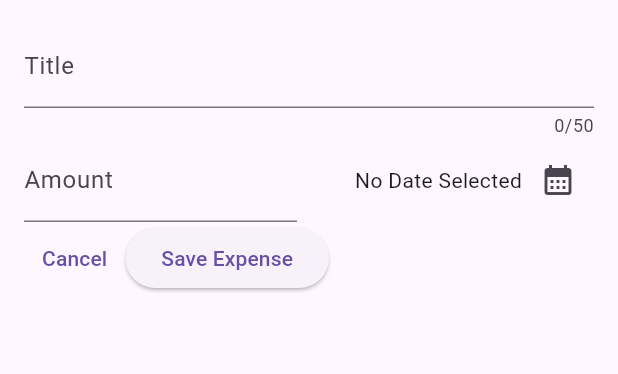
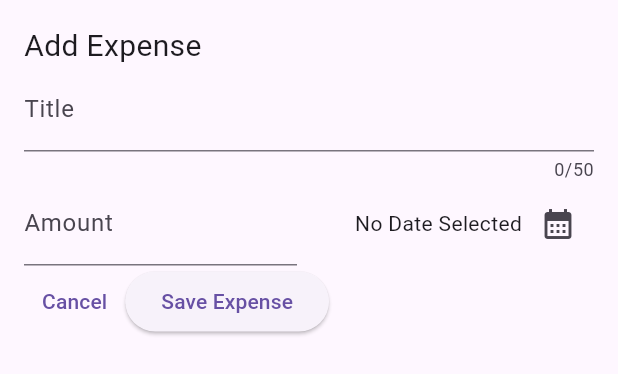
Before and after one commit to jatinchauhann/expense_tracker, a Flutter app: the NewExpense widget shown alone on an empty page, opened directly, on a phone screen of 412 x 824 dp. Shown: the top 374 px of the screen. Run offline on Flutter 3.47's test engine with Material 2 defaults, Android fonts, the phone set to English and light mode, and no system bars.

Commit message:
visual flair

```diff
--- a/lib/widgets/new_expense.dart
+++ b/lib/widgets/new_expense.dart
@@ -40,6 +40,15 @@ class _NewExpenseState extends State<NewExpense> {
     return Padding(
       padding: const EdgeInsets.all(16),
       child: Column(children: [
+        Row(
+          children: const [
+            Text(
+              'Add Expense',
+              style: TextStyle(fontSize: 20),
+            ),
+            Spacer()
+          ],
+        ),
         TextField(
           controller: _titleController,
           maxLength: 50,
```
